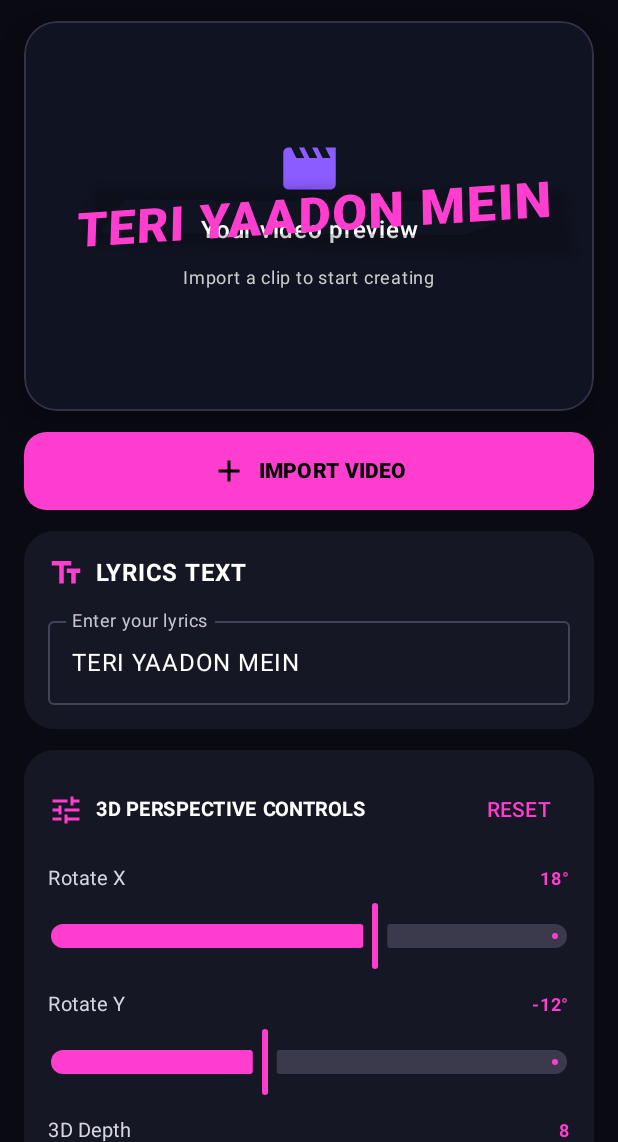
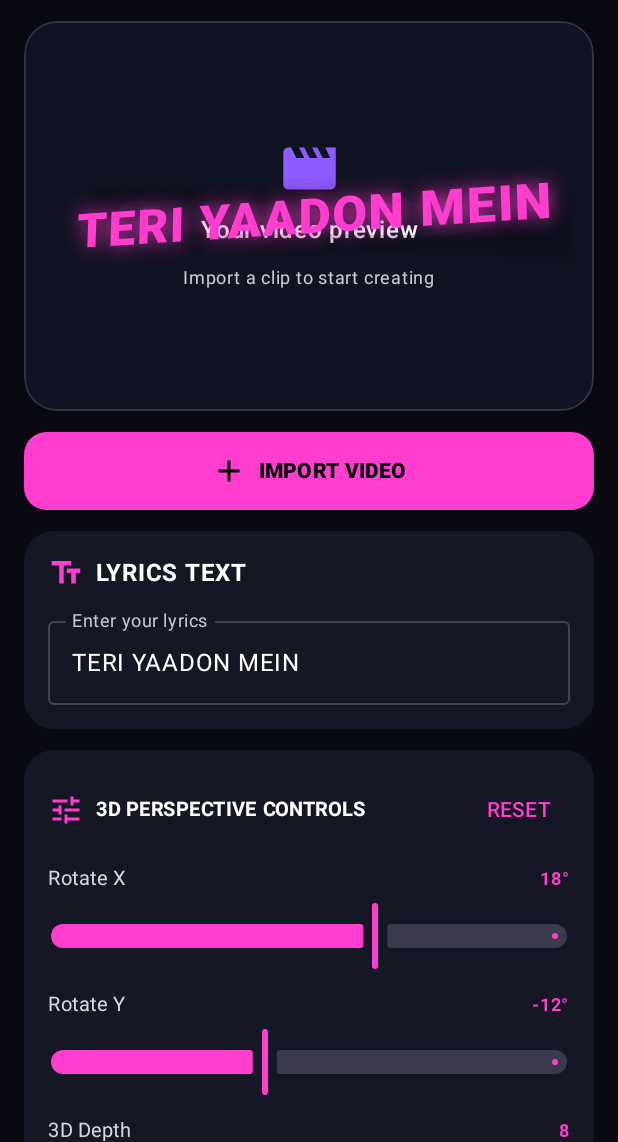
Before and after one commit to sagidsaim001-jpg/3D-LYRICS-Editor, an Android app built with Jetpack Compose: the screen it shows after launch (MainActivity), on a phone screen of 412 x 824 dp, the part 94-1236 px from its top. Run offline under Robolectric (Android 15) with nearby library versions, the phone set to English and light mode, and no system bars.

Commit message:
Connect neon glow control to lyric preview

```diff
--- a/app/src/main/java/com/saji/threedlyrics/MainActivity.kt
+++ b/app/src/main/java/com/saji/threedlyrics/MainActivity.kt
@@ -23,6 +23,8 @@ import androidx.compose.ui.Alignment
 import androidx.compose.ui.Modifier
 import androidx.compose.ui.draw.shadow
 import androidx.compose.ui.graphics.Color
+import androidx.compose.ui.graphics.Shadow
+import androidx.compose.ui.geometry.Offset
 import androidx.compose.ui.graphics.graphicsLayer
 import androidx.compose.ui.text.font.FontWeight
 import androidx.compose.ui.unit.dp
@@ -124,6 +126,7 @@ private fun EditorScreen() {
                         fontWeight = FontWeight.Black,
                         letterSpacing = 1.sp,
                         maxLines = 2,
+                        style = androidx.compose.ui.text.TextStyle(shadow = if (glow > 0f) Shadow(color = Pink.copy(alpha = 0.9f), offset = Offset.Zero, blurRadius = glow) else null),
                         modifier = Modifier.align(Alignment.Center)
                             .graphicsLayer {
                                 rotationX = rotateX
```
